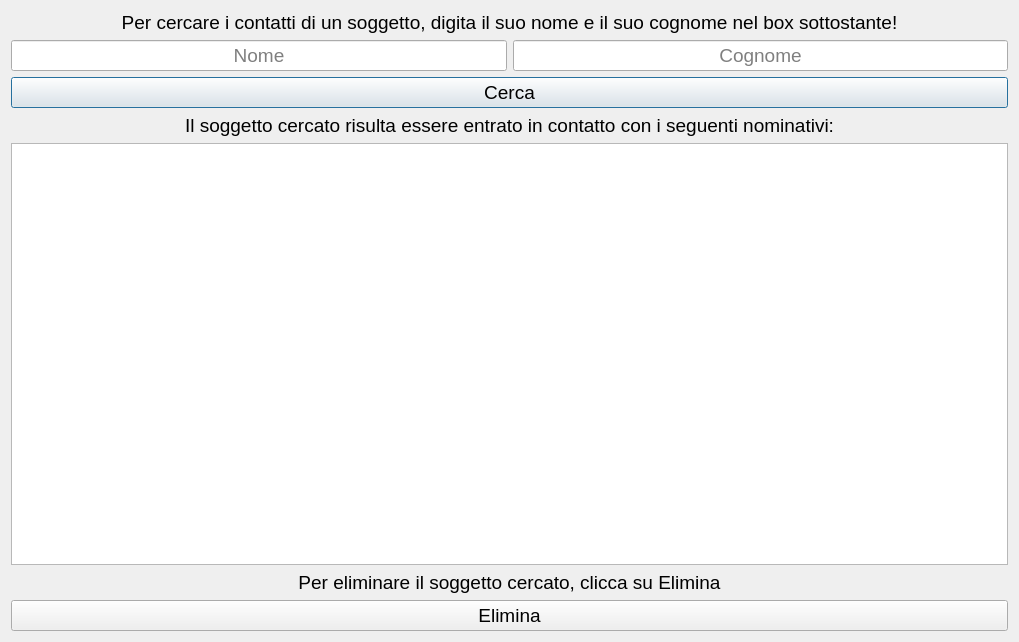
Above: c++/02_menu_refactoring/menu_project/ricerca.ui from alessan10/c19-1 before the change. Below: the same form after it.
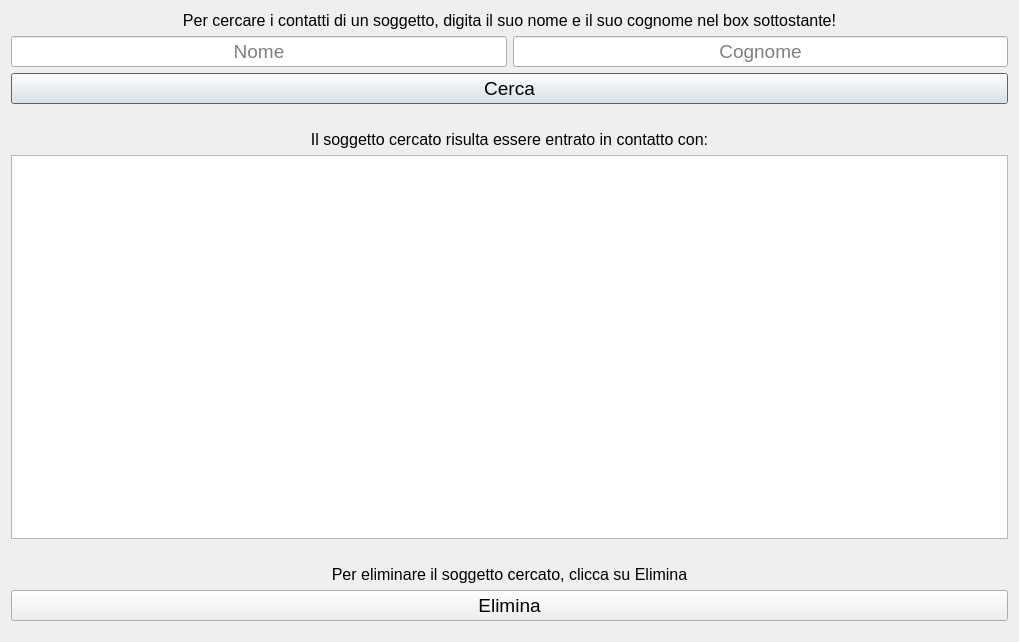
That is the form after the change.

Commit message: [C++] qlist widget substitued by qtablewidget in visualizza db e ricerca (ricerca to be fixed)

The edit to the form file:
```diff
--- a/c++/02_menu_refactoring/menu_project/ricerca.ui
+++ b/c++/02_menu_refactoring/menu_project/ricerca.ui
@@ -24,7 +24,7 @@
      </property>
      <property name="font">
       <font>
-       <pointsize>14</pointsize>
+       <pointsize>12</pointsize>
       </font>
      </property>
      <property name="layoutDirection">
@@ -90,15 +90,31 @@
      </property>
     </widget>
    </item>
+   <item>
+    <spacer name="verticalSpacer">
+     <property name="orientation">
+      <enum>Qt::Vertical</enum>
+     </property>
+     <property name="sizeType">
+      <enum>QSizePolicy::Minimum</enum>
+     </property>
+     <property name="sizeHint" stdset="0">
+      <size>
+       <width>20</width>
+       <height>20</height>
+      </size>
+     </property>
+    </spacer>
+   </item>
    <item>
     <widget class="QLabel" name="label_3">
      <property name="font">
       <font>
-       <pointsize>14</pointsize>
+       <pointsize>12</pointsize>
       </font>
      </property>
      <property name="text">
-      <string>Il soggetto cercato risulta essere entrato in contatto con i seguenti nominativi:</string>
+      <string>Il soggetto cercato risulta essere entrato in contatto con:</string>
      </property>
      <property name="alignment">
       <set>Qt::AlignCenter</set>
@@ -106,20 +122,29 @@
     </widget>
    </item>
    <item>
-    <widget class="QListWidget" name="listWidget">
-     <property name="sizePolicy">
-      <sizepolicy hsizetype="MinimumExpanding" vsizetype="MinimumExpanding">
-       <horstretch>0</horstretch>
-       <verstretch>0</verstretch>
-      </sizepolicy>
+    <widget class="QTableWidget" name="table"/>
+   </item>
+   <item>
+    <spacer name="verticalSpacer_2">
+     <property name="orientation">
+      <enum>Qt::Vertical</enum>
      </property>
-    </widget>
+     <property name="sizeType">
+      <enum>QSizePolicy::Minimum</enum>
+     </property>
+     <property name="sizeHint" stdset="0">
+      <size>
+       <width>20</width>
+       <height>20</height>
+      </size>
+     </property>
+    </spacer>
    </item>
    <item>
     <widget class="QLabel" name="label_2">
      <property name="font">
       <font>
-       <pointsize>14</pointsize>
+       <pointsize>12</pointsize>
       </font>
      </property>
      <property name="text">
@@ -142,6 +167,22 @@
      </property>
     </widget>
    </item>
+   <item>
+    <spacer name="verticalSpacer_3">
+     <property name="orientation">
+      <enum>Qt::Vertical</enum>
+     </property>
+     <property name="sizeType">
+      <enum>QSizePolicy::Minimum</enum>
+     </property>
+     <property name="sizeHint" stdset="0">
+      <size>
+       <width>20</width>
+       <height>10</height>
+      </size>
+     </property>
+    </spacer>
+   </item>
   </layout>
  </widget>
  <resources/>
```
The commit also changes 7 other files.
